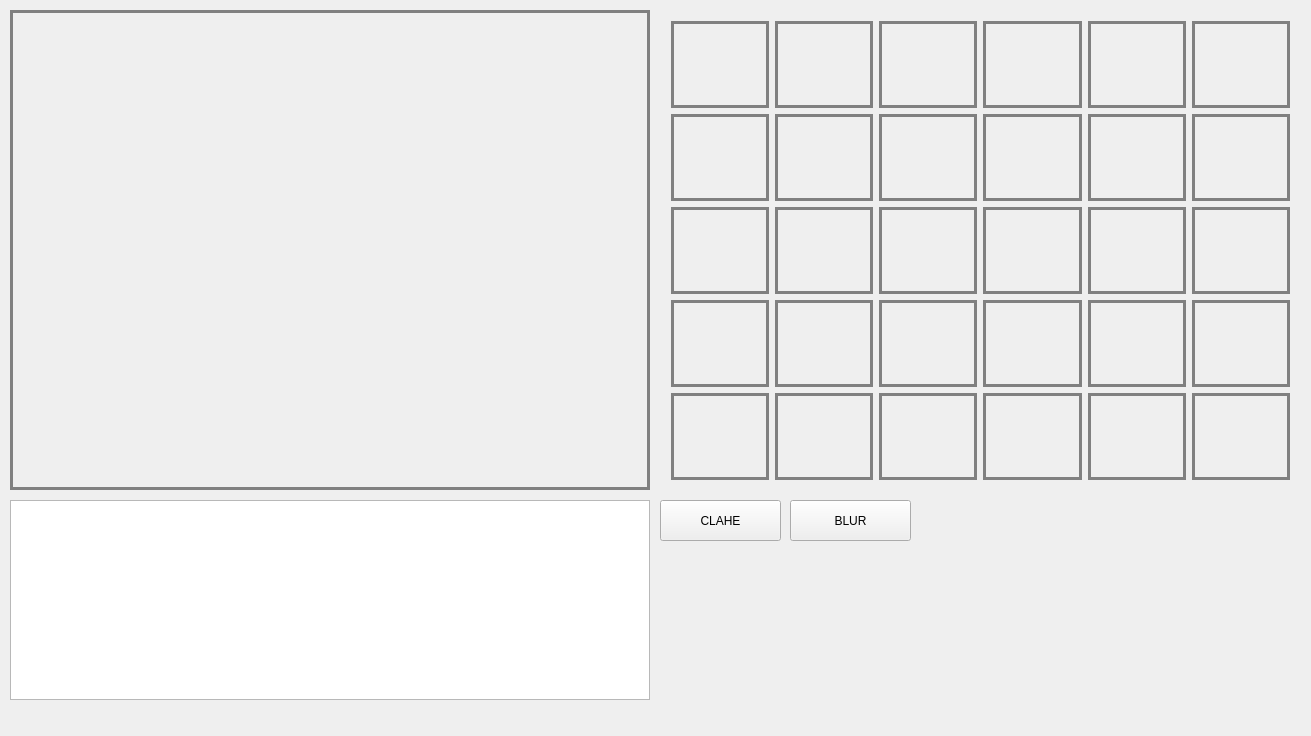
Before: the Qt Designer form COMPUTER_VISION/COMPUTER_VISION.ui in goobncl/COMPUTER_VISION, drawn with Qt 5.
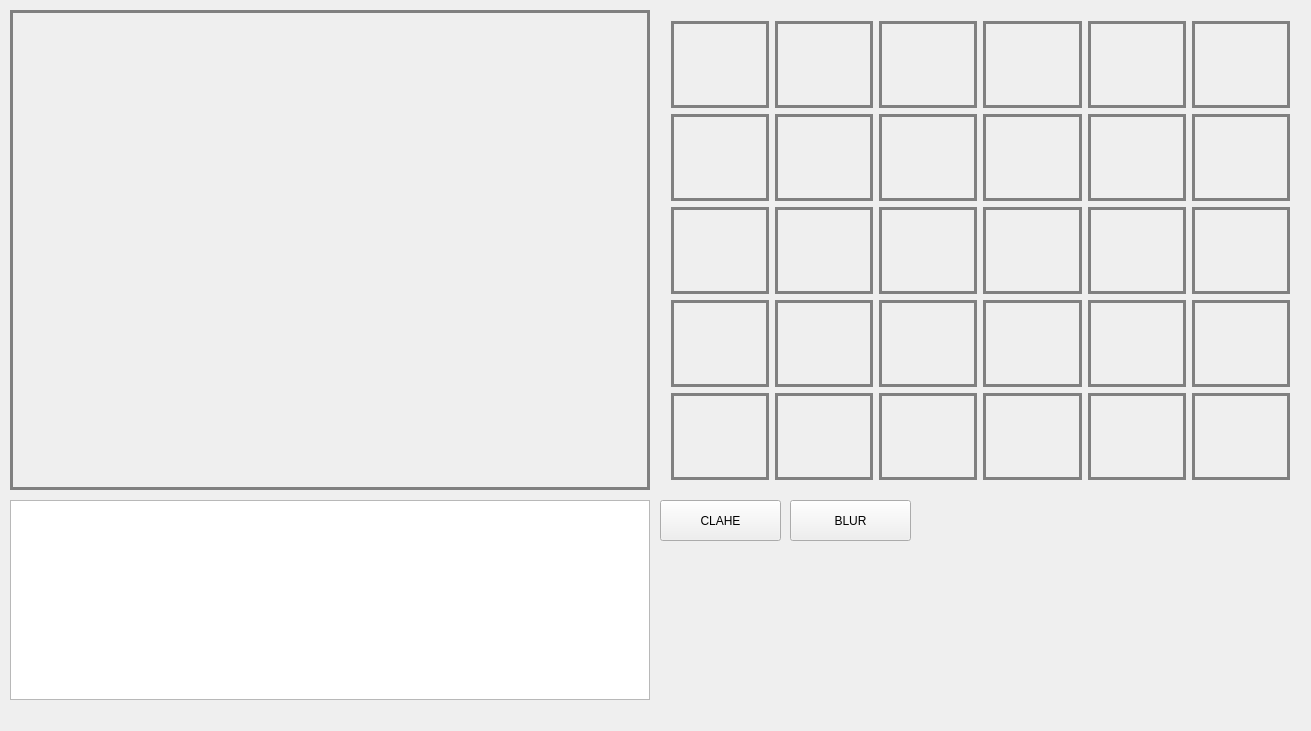
After: the same form once the commit is applied. Custom widgets are drawn as their Qt base class.

Commit message: ui 폭 수정

```diff
--- a/COMPUTER_VISION/COMPUTER_VISION.ui
+++ b/COMPUTER_VISION/COMPUTER_VISION.ui
@@ -7,7 +7,7 @@
     <x>0</x>
     <y>0</y>
     <width>1311</width>
-    <height>736</height>
+    <height>731</height>
    </rect>
   </property>
   <property name="sizePolicy">
```
The commit also changes 1 other file.
